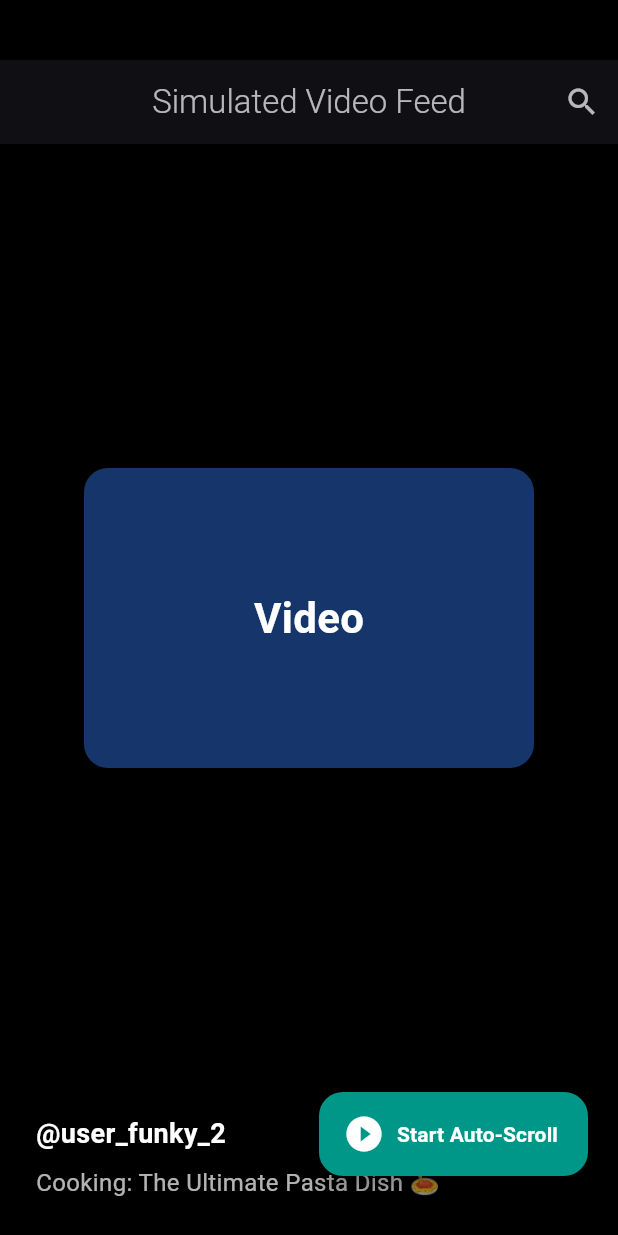
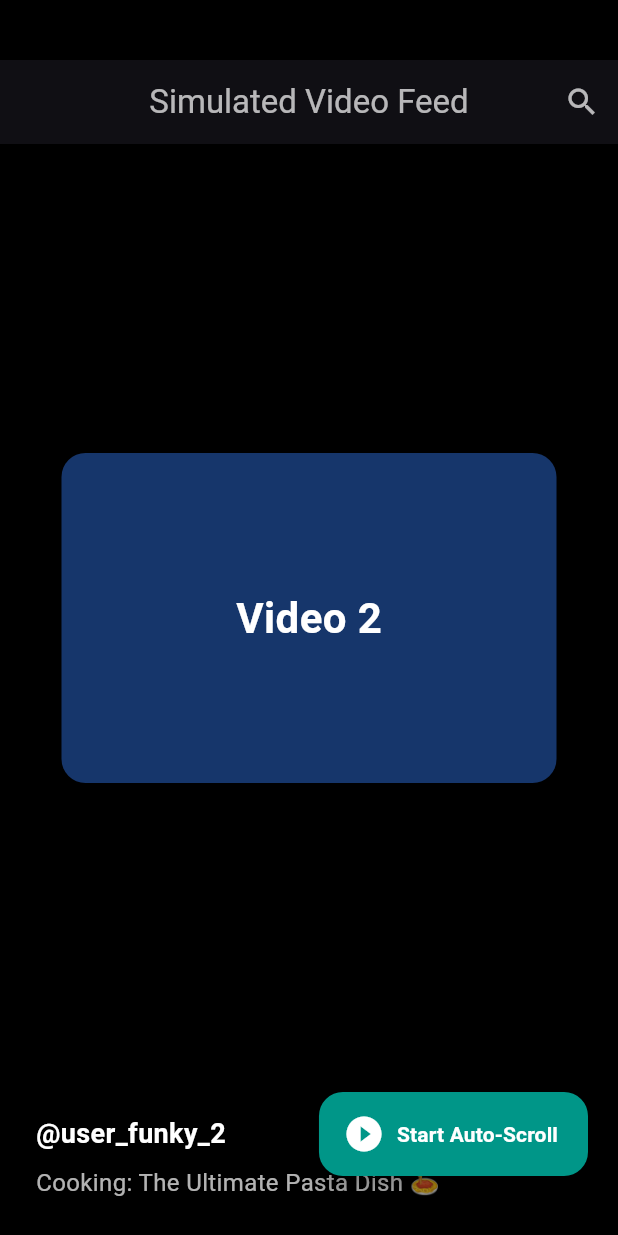
Before and after one commit to lameck94/tiktokTest2, a Flutter app: the screen it shows after launch, scrolled down 576 dp, after a tap on the "search" icon, on a phone screen of 412 x 824 dp. Run offline on Flutter 3.47's test engine with Material 3 defaults, Android fonts, the phone set to English and light mode, and no system bars.

Commit message:
code refactor and added like and comments

```diff
--- a/lib/main.dart
+++ b/lib/main.dart
@@ -1,6 +1,26 @@
 import 'package:flutter/material.dart';
 import 'dart:async';
 import 'dart:math';
+
+void main() {
+  runApp(const MyApp());
+}
+
+class MyApp extends StatelessWidget {
+  const MyApp({super.key});
+
+  @override
+  Widget build(BuildContext context) {
+    return MaterialApp(
+      title: 'Hands-Free Scroll Demo',
+      theme: ThemeData.dark().copyWith(
+        scaffoldBackgroundColor: Colors.black,
+      ),
+      debugShowCheckedModeBanner: false,
+      home: const AutoScrollFeed(),
+    );
+  }
+}
 
 class AutoScrollFeed extends StatefulWidget {
   const AutoScrollFeed({super.key});
@@ -34,14 +54,13 @@ class _AutoScrollFeedState extends State<AutoScrollFeed> {
     super.dispose();
   }
 
-  // Toggle auto-scroll
+  // Start/stop auto scroll toggle
   void _toggleAutoScroll() {
     if (_isAutoScrolling) {
       _stopAutoScroll();
     } else {
       _startAutoScroll();
     }
-
     setState(() {});
   }
 
@@ -62,26 +81,53 @@ class _AutoScrollFeedState extends State<AutoScrollFeed> {
     _isAutoScrolling = false;
 
     if (userInitiated) {
-      // Optional: show snackbar when user scrolls manually
+      // Optional snackbar
     }
   }
 
+  // FULL video card + swipe + touch
   Widget _buildVideoCard(int index) {
     final randomColor =
         Color((Random().nextDouble() * 0xFFFFFF).toInt()).withOpacity(0.8);
 
     final title = _simulatedVideos[index % _simulatedVideos.length];
 
-    return Container(
+    return GestureDetector(
+      // User touches screen → pause auto scroll
+      onTapDown: (_) {
+        if (_isAutoScrolling) {
+          _stopAutoScroll(userInitiated: true);
+          setState(() {});
+        }
+      },
+
+      // Swipe left/right actions
+      onHorizontalDragEnd: (details) {
+        if (details.primaryVelocity == null) return;
+
+        if (details.primaryVelocity! < 0) {
+          // Swipe Left → Like
+          ScaffoldMessenger.of(context).showSnackBar(
+            const SnackBar(content: Text("❤️ You liked this video")),
+          );
+        } else if (details.primaryVelocity! > 0) {
+          // Swipe Right → Comment
+          ScaffoldMessenger.of(context).showSnackBar(
+            const SnackBar(content: Text("💬 Comment Action")),
+          );
+        }
+      },
+
+      child: Container(
         color: Colors.black,
         child: Stack(
           alignment: Alignment.bottomLeft,
           children: [
-          /// Fake Video Container
+            // Fake video container
             Center(
               child: Container(
-              height: 200,
-              width: 300,
+                height: 220,
+                width: 330,
                 decoration: BoxDecoration(
                   color: randomColor,
                   borderRadius: BorderRadius.circular(16),
@@ -93,10 +139,10 @@ class _AutoScrollFeedState extends State<AutoScrollFeed> {
                     ),
                   ],
                 ),
-              child: const Center(
+                child: Center(
                   child: Text(
-                  'Video',
-                  style: TextStyle(
+                    "Video ${index + 1}",
+                    style: const TextStyle(
                       color: Colors.white,
                       fontSize: 28,
                       fontWeight: FontWeight.bold,
@@ -106,28 +152,25 @@ class _AutoScrollFeedState extends State<AutoScrollFeed> {
               ),
             ),
 
-          /// Caption + Username
+            // Username + caption
             Padding(
               padding: const EdgeInsets.all(24.0),
               child: Column(
+                crossAxisAlignment: CrossAxisAlignment.start,
                 mainAxisSize: MainAxisSize.min,
-              crossAxisAlignment: CrossAxisAlignment.start,
                 children: [
                   Text(
                     '@user_funky_${index + 1}',
                     style: const TextStyle(
                         color: Colors.white,
-                    fontWeight: FontWeight.bold,
                         fontSize: 18,
-                  ),
+                        fontWeight: FontWeight.bold),
                   ),
                   const SizedBox(height: 8),
                   Text(
                     title,
-                  style: const TextStyle(
-                    color: Colors.white70,
-                    fontSize: 16,
-                  ),
+                    style:
+                        const TextStyle(color: Colors.white70, fontSize: 16),
                     maxLines: 2,
                     overflow: TextOverflow.ellipsis,
                   ),
@@ -136,23 +179,24 @@ class _AutoScrollFeedState extends State<AutoScrollFeed> {
             ),
           ],
         ),
+      ),
     );
   }
 
   @override
   Widget build(BuildContext context) {
     return Scaffold(
-      backgroundColor: Colors.black,
       body: Stack(
         children: [
+          // Detect manual scroll → stop auto scroll
           NotificationListener<ScrollNotification>(
             onNotification: (notification) {
-              // User touched screen → stop auto scroll
-              if (_isAutoScrolling &&
-                  notification is ScrollStartNotification &&
+              if (_isAutoScrolling) {
+                if (notification is ScrollStartNotification &&
                     notification.dragDetails != null) {
                   _stopAutoScroll(userInitiated: true);
                   setState(() {});
+                }
               }
               return false;
             },
@@ -164,7 +208,7 @@ class _AutoScrollFeedState extends State<AutoScrollFeed> {
             ),
           ),
 
-          /// Floating Auto Scroll Button
+          // Floating toggle button
           Positioned(
             bottom: 40,
             right: 20,
@@ -186,27 +230,23 @@ class _AutoScrollFeedState extends State<AutoScrollFeed> {
             ),
           ),
 
-          /// Transparent AppBar
+          // Top bar
           Positioned(
             top: 40,
             left: 0,
             right: 0,
             child: AppBar(
+              title: const Text(
+                'Simulated Video Feed',
+                style: TextStyle(color: Colors.white70),
+              ),
               backgroundColor: Colors.transparent,
               elevation: 0,
               centerTitle: true,
-              title: const Text(
-                'Simulated Video Feed',
-                style: TextStyle(
-                  fontWeight: FontWeight.w300,
-                  color: Colors.white70,
-                ),
-              ),
               actions: [
                 IconButton(
-                  icon: const Icon(Icons.search, color: Colors.white70),
                     onPressed: () {},
-                ),
+                    icon: const Icon(Icons.search, color: Colors.white70))
               ],
             ),
           ),
@@ -215,23 +255,3 @@ class _AutoScrollFeedState extends State<AutoScrollFeed> {
     );
   }
 }
-
-void main() {
-  runApp(const MyApp());
-}
-
-class MyApp extends StatelessWidget {
-  const MyApp({super.key});
-
-  @override
-  Widget build(BuildContext context) {
-    return MaterialApp(
-      title: 'Hands-Free Scroll Demo',
-      theme: ThemeData.dark().copyWith(
-        scaffoldBackgroundColor: Colors.black,
-      ),
-      debugShowCheckedModeBanner: false,
-      home: const AutoScrollFeed(),
-    );
-  }
-}
```
Lines whose indentation alone changed are shown as unchanged.
